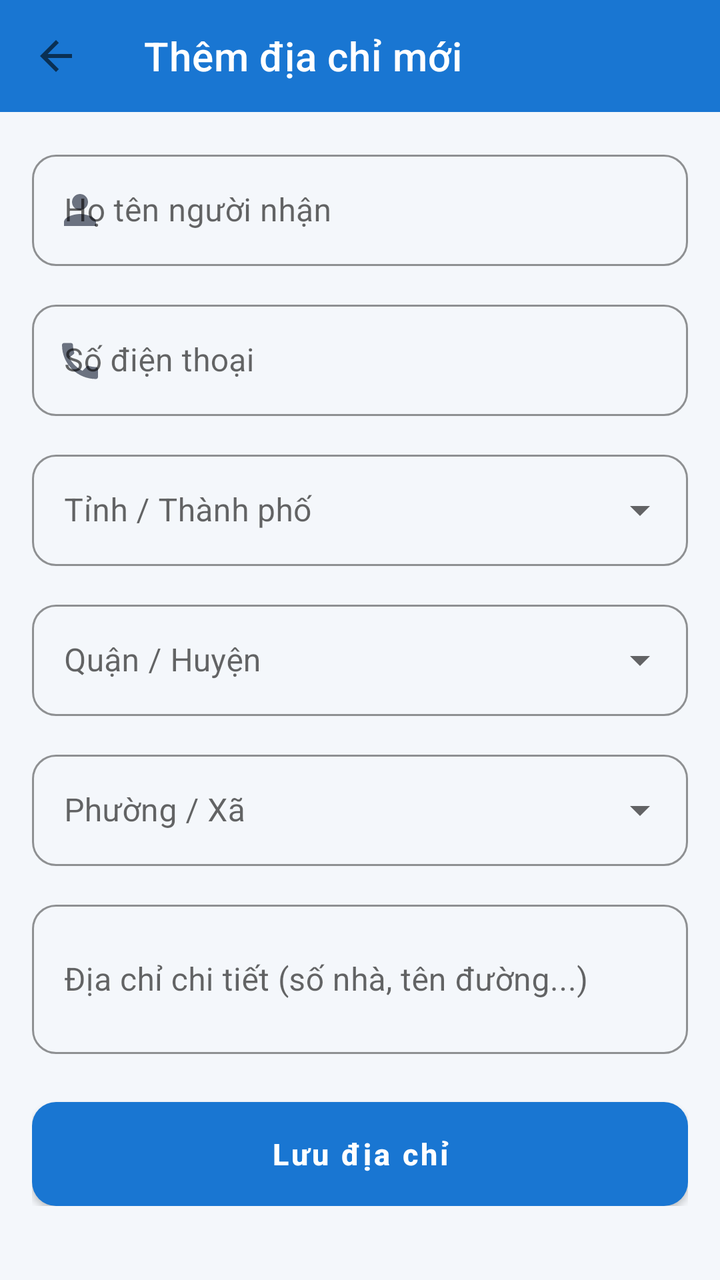
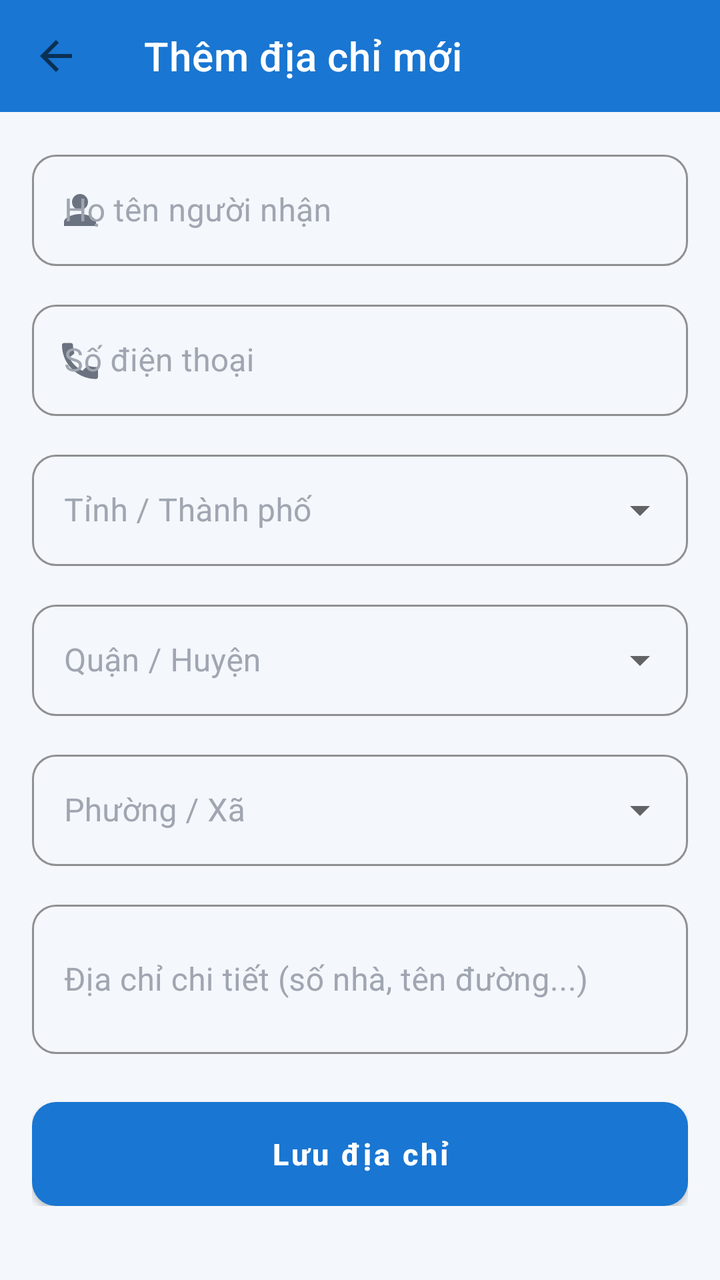

An Android layout rendered at two revisions. The XML below is the earlier revision; the diff shows what the commit changed to produce the second picture.
<!-- AndroidManifest.xml: application theme Theme.BookApp -->
<!-- res/layout/activity_add_edit_address.xml -->
<?xml version="1.0" encoding="utf-8"?>
<androidx.constraintlayout.widget.ConstraintLayout xmlns:android="http://schemas.android.com/apk/res/android"
    xmlns:app="http://schemas.android.com/apk/res-auto"
    android:layout_width="match_parent"
    android:layout_height="match_parent"
    android:background="@color/background">

    <androidx.appcompat.widget.Toolbar
        android:id="@+id/toolbar"
        android:layout_width="0dp"
        android:layout_height="?attr/actionBarSize"
        android:background="@color/primary"
        app:layout_constraintTop_toTopOf="parent"
        app:layout_constraintStart_toStartOf="parent"
        app:layout_constraintEnd_toEndOf="parent"
        app:navigationIcon="@drawable/ic_back"
        app:title="Thêm địa chỉ mới"
        app:titleTextColor="@color/white" />

    <androidx.core.widget.NestedScrollView
        android:layout_width="0dp"
        android:layout_height="0dp"
        app:layout_constraintTop_toBottomOf="@id/toolbar"
        app:layout_constraintStart_toStartOf="parent"
        app:layout_constraintEnd_toEndOf="parent"
        app:layout_constraintBottom_toBottomOf="parent">

        <LinearLayout
            android:layout_width="match_parent"
            android:layout_height="wrap_content"
            android:orientation="vertical"
            android:padding="16dp">

            <com.google.android.material.textfield.TextInputLayout
                style="@style/Widget.MaterialComponents.TextInputLayout.OutlinedBox"
                android:layout_width="match_parent"
                android:layout_height="wrap_content"
                android:hint="Họ tên người nhận"
                app:boxCornerRadiusTopStart="12dp"
                app:boxCornerRadiusTopEnd="12dp"
                app:boxCornerRadiusBottomStart="12dp"
                app:boxCornerRadiusBottomEnd="12dp"
                app:boxStrokeColor="@color/primary"
                app:startIconDrawable="@drawable/ic_profile"
                app:startIconTint="@color/text_secondary">

                <com.google.android.material.textfield.TextInputEditText
                    android:id="@+id/et_name"
                    android:layout_width="match_parent"
                    android:layout_height="wrap_content"
                    android:inputType="textPersonName" />
            </com.google.android.material.textfield.TextInputLayout>

            <com.google.android.material.textfield.TextInputLayout
                style="@style/Widget.MaterialComponents.TextInputLayout.OutlinedBox"
                android:layout_width="match_parent"
                android:layout_height="wrap_content"
                android:layout_marginTop="14dp"
                android:hint="Số điện thoại"
                app:boxCornerRadiusTopStart="12dp"
                app:boxCornerRadiusTopEnd="12dp"
                app:boxCornerRadiusBottomStart="12dp"
                app:boxCornerRadiusBottomEnd="12dp"
                app:boxStrokeColor="@color/primary"
                app:startIconDrawable="@drawable/ic_phone"
                app:startIconTint="@color/text_secondary">

                <com.google.android.material.textfield.TextInputEditText
                    android:id="@+id/et_phone"
                    android:layout_width="match_parent"
                    android:layout_height="wrap_content"
                    android:inputType="phone" />
            </com.google.android.material.textfield.TextInputLayout>

            
            <com.google.android.material.textfield.TextInputLayout
                style="@style/Widget.MaterialComponents.TextInputLayout.OutlinedBox.ExposedDropdownMenu"
                android:layout_width="match_parent"
                android:layout_height="wrap_content"
                android:layout_marginTop="14dp"
                android:hint="Tỉnh / Thành phố"
                app:boxCornerRadiusTopStart="12dp"
                app:boxCornerRadiusTopEnd="12dp"
                app:boxCornerRadiusBottomStart="12dp"
                app:boxCornerRadiusBottomEnd="12dp"
                app:boxStrokeColor="@color/primary">

                <AutoCompleteTextView
                    android:id="@+id/actv_province"
                    android:layout_width="match_parent"
                    android:layout_height="wrap_content"
                    android:inputType="none" />
            </com.google.android.material.textfield.TextInputLayout>

            
            <com.google.android.material.textfield.TextInputLayout
                style="@style/Widget.MaterialComponents.TextInputLayout.OutlinedBox.ExposedDropdownMenu"
                android:layout_width="match_parent"
                android:layout_height="wrap_content"
                android:layout_marginTop="14dp"
                android:hint="Quận / Huyện"
                app:boxCornerRadiusTopStart="12dp"
                app:boxCornerRadiusTopEnd="12dp"
                app:boxCornerRadiusBottomStart="12dp"
                app:boxCornerRadiusBottomEnd="12dp"
                app:boxStrokeColor="@color/primary">

                <AutoCompleteTextView
                    android:id="@+id/actv_district"
                    android:layout_width="match_parent"
                    android:layout_height="wrap_content"
                    android:inputType="none" />
            </com.google.android.material.textfield.TextInputLayout>

            
            <com.google.android.material.textfield.TextInputLayout
                style="@style/Widget.MaterialComponents.TextInputLayout.OutlinedBox.ExposedDropdownMenu"
                android:layout_width="match_parent"
                android:layout_height="wrap_content"
                android:layout_marginTop="14dp"
                android:hint="Phường / Xã"
                app:boxCornerRadiusTopStart="12dp"
                app:boxCornerRadiusTopEnd="12dp"
                app:boxCornerRadiusBottomStart="12dp"
                app:boxCornerRadiusBottomEnd="12dp"
                app:boxStrokeColor="@color/primary">

                <AutoCompleteTextView
                    android:id="@+id/actv_ward"
                    android:layout_width="match_parent"
                    android:layout_height="wrap_content"
                    android:inputType="none" />
            </com.google.android.material.textfield.TextInputLayout>

            <com.google.android.material.textfield.TextInputLayout
                style="@style/Widget.MaterialComponents.TextInputLayout.OutlinedBox"
                android:layout_width="match_parent"
                android:layout_height="wrap_content"
                android:layout_marginTop="14dp"
                android:hint="Địa chỉ chi tiết (số nhà, tên đường...)"
                app:boxCornerRadiusTopStart="12dp"
                app:boxCornerRadiusTopEnd="12dp"
                app:boxCornerRadiusBottomStart="12dp"
                app:boxCornerRadiusBottomEnd="12dp"
                app:boxStrokeColor="@color/primary">

                <com.google.android.material.textfield.TextInputEditText
                    android:id="@+id/et_detail_address"
                    android:layout_width="match_parent"
                    android:layout_height="wrap_content"
                    android:minLines="2" />
            </com.google.android.material.textfield.TextInputLayout>

            <Button
                android:id="@+id/btn_save_address"
                android:layout_width="match_parent"
                android:layout_height="52dp"
                android:layout_marginTop="24dp"
                android:background="@drawable/bg_button_primary"
                android:elevation="0dp"
                android:text="Lưu địa chỉ"
                android:textAllCaps="false"
                android:textColor="@color/white"
                android:textSize="15sp"
                android:textStyle="bold" />

        </LinearLayout>
    </androidx.core.widget.NestedScrollView>

</androidx.constraintlayout.widget.ConstraintLayout>
<!-- resources referenced by this layout -->
<resources>
  <color name="background">#F4F7FB</color>
  <color name="primary">#1976D2</color>
  <color name="text_secondary">#6B7280</color>
  <color name="white">#FFFFFF</color>
  <!-- drawable bg_button_primary (drawable) -->
  <?xml version="1.0" encoding="utf-8"?>
  <shape xmlns:android="http://schemas.android.com/apk/res/android" android:shape="rectangle">
      <solid android:color="@color/primary" />
      <corners android:radius="12dp" />
  </shape>
  <!-- drawable ic_back (drawable) -->
  <?xml version="1.0" encoding="utf-8"?>
  <vector xmlns:android="http://schemas.android.com/apk/res/android"
      android:width="24dp"
      android:height="24dp"
      android:viewportWidth="24"
      android:viewportHeight="24"
      android:tint="?attr/colorControlNormal">
      <path
          android:fillColor="#FF000000"
          android:pathData="M20,11L7.83,11l5.59,-5.59L12,4l-8,8 8,8 1.41,-1.41L7.83,13L20,13z"/>
  </vector>
  <!-- drawable ic_phone (drawable) -->
  <?xml version="1.0" encoding="utf-8"?>
  <vector xmlns:android="http://schemas.android.com/apk/res/android"
      android:width="24dp"
      android:height="24dp"
      android:viewportWidth="24"
      android:viewportHeight="24"
      android:tint="?attr/colorControlNormal">
      <path
          android:fillColor="#FF000000"
          android:pathData="M6.62,10.79c1.44,2.83 3.76,5.14 6.59,6.59l2.2,-2.2c0.27,-0.27 0.67,-0.36 1.02,-0.24 1.12,0.37 2.33,0.57 3.57,0.57 0.55,0 1,0.45 1,1L21,20.5c0,0.55 -0.45,1 -1,1 -9.39,0 -17,-7.61 -17,-17 0,-0.55 0.45,-1 1,-1h3.5c0.55,0 1,0.45 1,1 0,1.24 0.2,2.45 0.57,3.57 0.11,0.35 0.03,0.74 -0.25,1.02z"/>
  </vector>
  <!-- drawable ic_profile (drawable) -->
  <?xml version="1.0" encoding="utf-8"?>
  <vector xmlns:android="http://schemas.android.com/apk/res/android"
      android:width="24dp"
      android:height="24dp"
      android:viewportWidth="24"
      android:viewportHeight="24"
      android:tint="?attr/colorControlNormal">
      <path
          android:fillColor="#FF000000"
          android:pathData="M12,12c2.21,0 4,-1.79 4,-4s-1.79,-4 -4,-4 -4,1.79 -4,4 1.79,4 4,4zM12,14c-2.67,0 -8,1.34 -8,4v2h16v-2c0,-2.66 -5.33,-4 -8,-4z"/>
  </vector>
  <style name="Theme.BookApp" parent="Theme.MaterialComponents.DayNight.NoActionBar">
          
          <item name="colorPrimary">@color/primary</item>
          
          <item name="colorPrimaryDark">@color/primary_dark</item>
          
          <item name="colorAccent">@color/accent_price</item>
  
          
          <item name="android:windowBackground">@color/background</item>
          
          <item name="android:textColorPrimary">@color/text_primary</item>
      </style>
  <color name="primary_dark">#0D47A1</color>
  <color name="accent_price">#FF7A00</color>
  <color name="text_primary">#1A1D29</color>
</resources>

<!-- the commit's change to res/layout/activity_add_edit_address.xml (unified diff, before → after) -->
@@ -36,6 +36,8 @@
                 android:layout_width="match_parent"
                 android:layout_height="wrap_content"
                 android:hint="Họ tên người nhận"
+                android:textColorHint="@color/text_hint"
+                app:hintTextColor="@color/primary"
                 app:boxCornerRadiusTopStart="12dp"
                 app:boxCornerRadiusTopEnd="12dp"
                 app:boxCornerRadiusBottomStart="12dp"
@@ -57,6 +59,8 @@
                 android:layout_height="wrap_content"
                 android:layout_marginTop="14dp"
                 android:hint="Số điện thoại"
+                android:textColorHint="@color/text_hint"
+                app:hintTextColor="@color/primary"
                 app:boxCornerRadiusTopStart="12dp"
                 app:boxCornerRadiusTopEnd="12dp"
                 app:boxCornerRadiusBottomStart="12dp"
@@ -79,6 +83,8 @@
                 android:layout_height="wrap_content"
                 android:layout_marginTop="14dp"
                 android:hint="Tỉnh / Thành phố"
+                android:textColorHint="@color/text_hint"
+                app:hintTextColor="@color/primary"
                 app:boxCornerRadiusTopStart="12dp"
                 app:boxCornerRadiusTopEnd="12dp"
                 app:boxCornerRadiusBottomStart="12dp"
@@ -99,6 +105,8 @@
                 android:layout_height="wrap_content"
                 android:layout_marginTop="14dp"
                 android:hint="Quận / Huyện"
+                android:textColorHint="@color/text_hint"
+                app:hintTextColor="@color/primary"
                 app:boxCornerRadiusTopStart="12dp"
                 app:boxCornerRadiusTopEnd="12dp"
                 app:boxCornerRadiusBottomStart="12dp"
@@ -119,6 +127,8 @@
                 android:layout_height="wrap_content"
                 android:layout_marginTop="14dp"
                 android:hint="Phường / Xã"
+                android:textColorHint="@color/text_hint"
+                app:hintTextColor="@color/primary"
                 app:boxCornerRadiusTopStart="12dp"
                 app:boxCornerRadiusTopEnd="12dp"
                 app:boxCornerRadiusBottomStart="12dp"
@@ -138,6 +148,8 @@
                 android:layout_height="wrap_content"
                 android:layout_marginTop="14dp"
                 android:hint="Địa chỉ chi tiết (số nhà, tên đường...)"
+                android:textColorHint="@color/text_hint"
+                app:hintTextColor="@color/primary"
                 app:boxCornerRadiusTopStart="12dp"
                 app:boxCornerRadiusTopEnd="12dp"
                 app:boxCornerRadiusBottomStart="12dp"
<!-- resource entries referenced after the edit -->
@@ -2,6 +2,7 @@
 <resources>
   <color name="background">#F4F7FB</color>
   <color name="primary">#1976D2</color>
+  <color name="text_hint">#A0A6B1</color>
   <color name="text_secondary">#6B7280</color>
   <color name="white">#FFFFFF</color>
   <!-- drawable bg_button_primary (drawable) -->
@@ -58,6 +59,8 @@
           <item name="android:windowBackground">@color/background</item>
           
           <item name="android:textColorPrimary">@color/text_primary</item>
+          
+          <item name="android:textColorHint">@color/text_hint</item>
       </style>
   <color name="primary_dark">#0D47A1</color>
   <color name="accent_price">#FF7A00</color>
